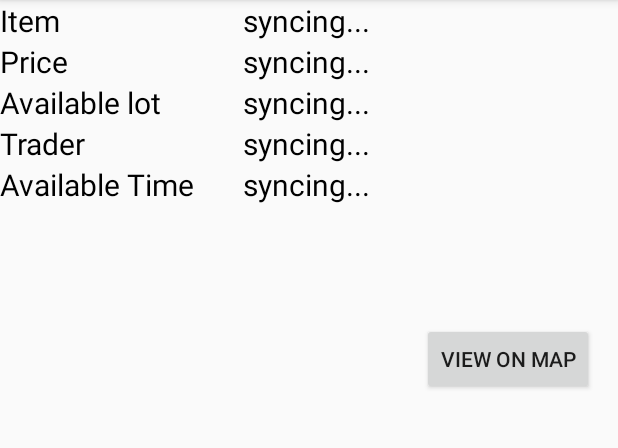
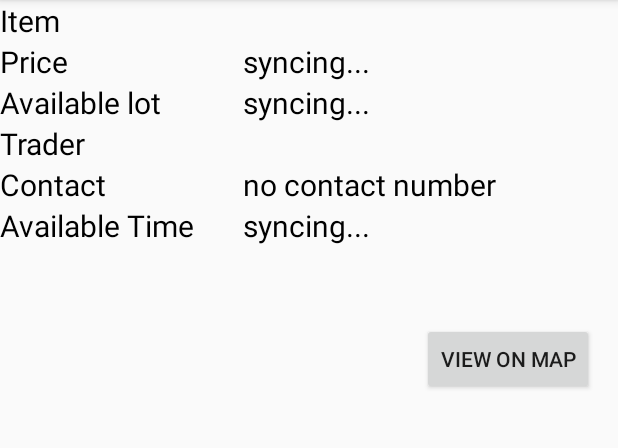
Before and after one commit to AUser000/food-project-demo, an Android app: the OrderActivity screen opened directly, with no data from a screen before it, on a phone screen of 412 x 824 dp, the part 84-532 px from its top. Run offline under Robolectric (Android 15) with nearby library versions, the phone set to English and light mode, and no system bars; our stand-ins replace Firebase (no records; nobody signed in at launch, a user with empty details on screens opened directly); 3 statements that could not run were skipped.

Commit message:
add OrderActivity functionalities

```diff
--- a/app/src/main/java/com/example/foodprojectdemo/MapFragment.java
+++ b/app/src/main/java/com/example/foodprojectdemo/MapFragment.java
@@ -304,7 +304,7 @@ public class MapFragment extends Fragment implements com.google.android.gms.maps
             @Override
             public void onInfoWindowClick(Marker marker) {
                 Intent intent = new Intent(getActivity(),OrderActivity.class);
-                intent.putExtra("Key", marker.getTitle());
+                intent.putExtra("InvId", marker.getSnippet().replace("inventory id : ",""));
                 startActivity(intent);
             }
         });
--- a/app/src/main/java/com/example/foodprojectdemo/OrderActivity.java
+++ b/app/src/main/java/com/example/foodprojectdemo/OrderActivity.java
@@ -1,13 +1,94 @@
 package com.example.foodprojectdemo;
 
+import android.support.annotation.NonNull;
 import android.support.v7.app.AppCompatActivity;
 import android.os.Bundle;
+import android.util.Log;
+import android.widget.TextView;
+import android.widget.Toast;
+
+import com.google.firebase.database.DataSnapshot;
+import com.google.firebase.database.DatabaseError;
+import com.google.firebase.database.DatabaseReference;
+import com.google.firebase.database.FirebaseDatabase;
+import com.google.firebase.database.ValueEventListener;
 
 public class OrderActivity extends AppCompatActivity {
+
+    TextView item, price, time, available, trader, contact;
+    FirebaseDatabase firebaseDatabase;
+    DatabaseReference databaseReference;
+    DatabaseReference inventoryReference;
+    DatabaseReference itemReference;
+    DatabaseReference traderReference;
+    String itemId = new String();
+    String traderId = new String();
 
     @Override
     protected void onCreate(Bundle savedInstanceState) {
         super.onCreate(savedInstanceState);
         setContentView(R.layout.activity_order);
+
+        item = (TextView) findViewById(R.id.item);
+        price = (TextView) findViewById(R.id.price);
+        time = (TextView) findViewById(R.id.time);
+        available = (TextView) findViewById(R.id.qut);
+        trader = (TextView) findViewById(R.id.trader_name);
+        contact = (TextView) findViewById(R.id.contact);
+
+        firebaseDatabase = FirebaseDatabase.getInstance();
+        databaseReference = firebaseDatabase.getReference();
+        String InvId = (String)getIntent().getExtras().getString("InvId");
+        inventoryReference = databaseReference.child("inventory").child(InvId);
+
+        //reading inventory data
+        inventoryReference.addValueEventListener(new ValueEventListener() {
+            @Override
+            public void onDataChange(@NonNull DataSnapshot dataSnapshot) {
+                price.setText(dataSnapshot.child("price").getValue(Long.class).toString());
+                available.setText(dataSnapshot.child("quantity").getValue(Long.class).toString());
+                itemId = dataSnapshot.child("itemId").getValue(String.class);
+                item.setText(itemId);
+                Toast.makeText(OrderActivity.this, ""+itemId, Toast.LENGTH_SHORT).show();
+                traderId = dataSnapshot.child("traderId").getValue(String.class);
+            }
+
+            @Override
+            public void onCancelled(@NonNull DatabaseError databaseError) {
+                Log.d("Database", "eRRoR");
+            }
+        });
+
+        itemReference      = databaseReference.child("items").child(itemId);
+        traderReference    = databaseReference.child("users").child(traderId);
+
+        //reading item details
+        itemReference.addValueEventListener(new ValueEventListener() {
+            @Override
+            public void onDataChange(@NonNull DataSnapshot dataSnapshot) {
+                item.setText(dataSnapshot.child("name").getValue(String.class));
+            }
+
+            @Override
+            public void onCancelled(@NonNull DatabaseError databaseError) {
+
+            }
+        });
+
+        //reading trader data
+        traderReference.addValueEventListener(new ValueEventListener() {
+            @Override
+            public void onDataChange(@NonNull DataSnapshot dataSnapshot) {
+                trader.setText(dataSnapshot.child("firstName").getValue(String.class));
+                contact.setText("no contact number");
+            }
+
+            @Override
+            public void onCancelled(@NonNull DatabaseError databaseError) {
+
+            }
+        });
+
+
     }
 }
--- a/app/src/main/res/layout/activity_order.xml
+++ b/app/src/main/res/layout/activity_order.xml
@@ -51,11 +51,20 @@
                 android:textSize="20sp" />
 
             <TextView
+                android:id="@+id/textView"
+                android:layout_width="match_parent"
+                android:layout_height="wrap_content"
+                android:text="Contact"
+                android:textColor="@android:color/black"
+                android:textSize="20sp" />
+
+            <TextView
                 android:layout_width="match_parent"
                 android:layout_height="wrap_content"
                 android:text="Available Time"
                 android:textColor="@android:color/black"
                 android:textSize="20sp" />
+
         </LinearLayout>
 
         <LinearLayout
@@ -100,12 +109,21 @@
                 android:textSize="20sp" />
 
             <TextView
+                android:id="@+id/contact"
+                android:layout_width="match_parent"
+                android:layout_height="wrap_content"
+                android:text="syncing...-contact"
+                android:textColor="@android:color/black"
+                android:textSize="20sp" />
+
+            <TextView
                 android:id="@+id/time"
                 android:layout_width="match_parent"
                 android:layout_height="wrap_content"
                 android:text="syncing..."
                 android:textColor="@android:color/black"
                 android:textSize="20sp" />
+
         </LinearLayout>
     </LinearLayout>
 
```
